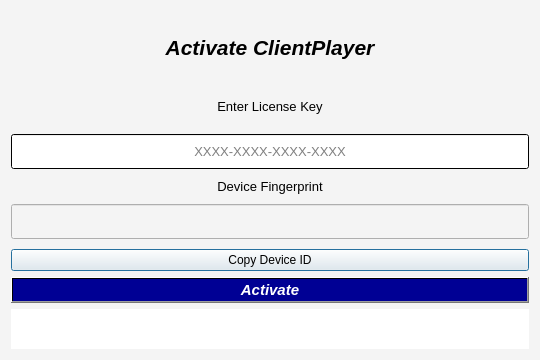
Before: the Qt Designer form Core/License/UI/ActivationWindow.ui in EsslamEssam/SSC_Player, drawn with Qt 5.
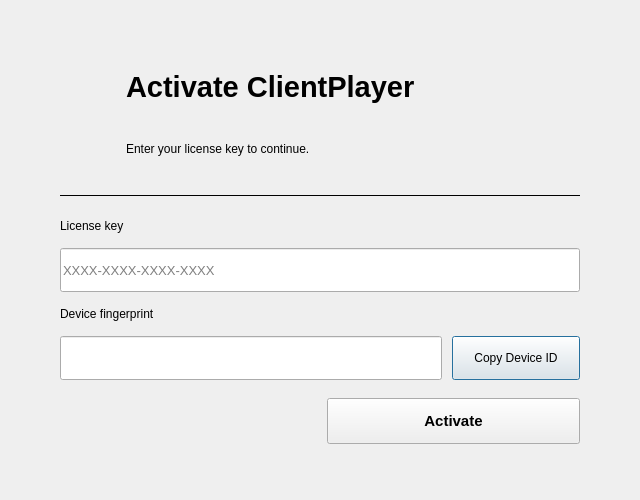
After: the same form once the commit is applied.

Commit message: redesign active client player

```diff
--- a/Core/License/UI/ActivationWindow.ui
+++ b/Core/License/UI/ActivationWindow.ui
@@ -2,42 +2,144 @@
 <ui version="4.0">
  <class>ActivationWindow</class>
  <widget class="QDialog" name="ActivationWindow">
-  <property name="enabled">
-   <bool>true</bool>
-  </property>
   <property name="geometry">
    <rect>
     <x>0</x>
     <y>0</y>
-    <width>540</width>
-    <height>360</height>
+    <width>640</width>
+    <height>500</height>
    </rect>
   </property>
   <property name="windowTitle">
-   <string>ClientPlayer Activation</string>
-  </property>
-  <property name="autoFillBackground">
-   <bool>false</bool>
-  </property>
-  <property name="styleSheet">
-   <string notr="true">background-color: rgb(244, 244, 244);</string>
+   <string>Activate ClientPlayer</string>
   </property>
   <layout class="QVBoxLayout" name="verticalLayout_2">
+   <property name="leftMargin">
+    <number>28</number>
+   </property>
+   <property name="topMargin">
+    <number>28</number>
+   </property>
+   <property name="rightMargin">
+    <number>28</number>
+   </property>
+   <property name="bottomMargin">
+    <number>28</number>
+   </property>
+   <property name="spacing">
+    <number>0</number>
+   </property>
+   <item>
+    <widget class="QFrame" name="activationCard">
+     <property name="sizePolicy">
+      <sizepolicy hsizetype="Preferred" vsizetype="Preferred">
+       <horstretch>0</horstretch>
+       <verstretch>0</verstretch>
+      </sizepolicy>
+     </property>
+     <property name="frameShape">
+      <enum>QFrame::NoFrame</enum>
+     </property>
+     <property name="frameShadow">
+      <enum>QFrame::Plain</enum>
+     </property>
+     <layout class="QVBoxLayout" name="cardLayout">
+      <property name="leftMargin">
+       <number>32</number>
+      </property>
+      <property name="topMargin">
+       <number>30</number>
+      </property>
+      <property name="rightMargin">
+       <number>32</number>
+      </property>
+      <property name="bottomMargin">
+       <number>28</number>
+      </property>
+      <property name="spacing">
+       <number>18</number>
+      </property>
+      <item>
+       <layout class="QHBoxLayout" name="headerLayout">
+        <property name="spacing">
+         <number>14</number>
+        </property>
+        <item>
+         <widget class="QLabel" name="brandIcon">
+          <property name="minimumSize">
+           <size>
+            <width>52</width>
+            <height>52</height>
+           </size>
+          </property>
+          <property name="maximumSize">
+           <size>
+            <width>52</width>
+            <height>52</height>
+           </size>
+          </property>
+          <property name="text">
+           <string/>
+          </property>
+          <property name="alignment">
+           <set>Qt::AlignmentFlag::AlignCenter</set>
+          </property>
+         </widget>
+        </item>
+        <item>
+         <layout class="QVBoxLayout" name="titleLayout">
+          <property name="spacing">
+           <number>4</number>
+          </property>
    <item>
     <widget class="QLabel" name="label">
      <property name="font">
       <font>
-       <pointsize>16</pointsize>
-       <italic>true</italic>
+              <pointsize>22</pointsize>
        <bold>true</bold>
-       <strikeout>false</strikeout>
       </font>
      </property>
      <property name="text">
       <string>Activate ClientPlayer</string>
      </property>
      <property name="alignment">
-      <set>Qt::AlignmentFlag::AlignCenter</set>
+             <set>Qt::AlignmentFlag::AlignLeft|Qt::AlignmentFlag::AlignVCenter</set>
+            </property>
+           </widget>
+          </item>
+          <item>
+           <widget class="QLabel" name="subtitleLabel">
+            <property name="text">
+             <string>Enter your license key to continue.</string>
+            </property>
+            <property name="alignment">
+             <set>Qt::AlignmentFlag::AlignLeft|Qt::AlignmentFlag::AlignVCenter</set>
+            </property>
+           </widget>
+          </item>
+         </layout>
+        </item>
+       </layout>
+      </item>
+      <item>
+       <widget class="QFrame" name="headerLine">
+        <property name="minimumSize">
+         <size>
+          <width>0</width>
+          <height>1</height>
+         </size>
+        </property>
+        <property name="maximumSize">
+         <size>
+          <width>16777215</width>
+          <height>1</height>
+         </size>
+        </property>
+        <property name="frameShape">
+         <enum>QFrame::HLine</enum>
+        </property>
+        <property name="frameShadow">
+         <enum>QFrame::Plain</enum>
      </property>
     </widget>
    </item>
@@ -51,26 +153,14 @@
        <property name="minimumSize">
         <size>
          <width>0</width>
-         <height>35</height>
-        </size>
-       </property>
-       <property name="font">
-        <font>
-         <pointsize>10</pointsize>
-         <underline>false</underline>
-         <strikeout>false</strikeout>
-         <kerning>true</kerning>
-         <fontweight>DemiBold</fontweight>
-        </font>
-       </property>
-       <property name="styleSheet">
-        <string notr="true">color: rgb(0, 0, 0);</string>
-       </property>
+            <height>24</height>
+           </size>
+          </property>
        <property name="text">
-        <string>Enter License Key</string>
+           <string>License key</string>
        </property>
        <property name="alignment">
-        <set>Qt::AlignmentFlag::AlignCenter</set>
+           <set>Qt::AlignmentFlag::AlignLeft|Qt::AlignmentFlag::AlignVCenter</set>
        </property>
       </widget>
      </item>
@@ -79,7 +169,7 @@
        <property name="minimumSize">
         <size>
          <width>0</width>
-         <height>35</height>
+            <height>44</height>
         </size>
        </property>
        <property name="font">
@@ -87,9 +177,6 @@
          <pointsize>10</pointsize>
         </font>
        </property>
-       <property name="styleSheet">
-        <string notr="true">background-color: qlineargradient(spread:pad, x1:0, y1:0, x2:1, y2:1, stop:0 rgba(255, 255, 255, 255), stop:1 rgba(255, 255, 255, 255));</string>
-       </property>
        <property name="inputMethodHints">
         <set>Qt::InputMethodHint::ImhNone</set>
        </property>
@@ -97,7 +184,7 @@
         <string/>
        </property>
        <property name="alignment">
-        <set>Qt::AlignmentFlag::AlignCenter</set>
+           <set>Qt::AlignmentFlag::AlignLeft|Qt::AlignmentFlag::AlignVCenter</set>
        </property>
        <property name="placeholderText">
         <string notr="true">XXXX-XXXX-XXXX-XXXX</string>
@@ -106,29 +193,31 @@
      </item>
      <item>
       <widget class="QLabel" name="deviceIdTitleLabel">
-       <property name="font">
-        <font>
-         <pointsize>10</pointsize>
-         <fontweight>DemiBold</fontweight>
-        </font>
-       </property>
-       <property name="styleSheet">
-        <string notr="true">color: rgb(0, 0, 0);</string>
+          <property name="minimumSize">
+           <size>
+            <width>0</width>
+            <height>24</height>
+           </size>
        </property>
        <property name="text">
-        <string>Device Fingerprint</string>
+           <string>Device fingerprint</string>
        </property>
        <property name="alignment">
-        <set>Qt::AlignmentFlag::AlignCenter</set>
+           <set>Qt::AlignmentFlag::AlignLeft|Qt::AlignmentFlag::AlignVCenter</set>
        </property>
       </widget>
      </item>
+        <item>
+         <layout class="QHBoxLayout" name="deviceRowLayout">
+          <property name="spacing">
+           <number>10</number>
+          </property>
      <item>
       <widget class="QLineEdit" name="deviceIdEdit">
        <property name="minimumSize">
         <size>
          <width>0</width>
-         <height>35</height>
+              <height>44</height>
         </size>
        </property>
        <property name="readOnly">
@@ -138,6 +227,12 @@
      </item>
      <item>
       <widget class="QPushButton" name="copyDeviceIdButton">
+            <property name="minimumSize">
+             <size>
+              <width>128</width>
+              <height>44</height>
+             </size>
+            </property>
        <property name="text">
         <string>Copy Device ID</string>
        </property>
@@ -145,62 +240,54 @@
      </item>
     </layout>
    </item>
+       </layout>
+      </item>
+      <item>
+       <layout class="QHBoxLayout" name="actionLayout">
+        <property name="spacing">
+         <number>14</number>
+        </property>
+        <item>
+         <widget class="QLabel" name="statusLabel">
+          <property name="minimumSize">
+           <size>
+            <width>0</width>
+            <height>32</height>
+           </size>
+          </property>
+          <property name="text">
+           <string/>
+          </property>
+          <property name="alignment">
+           <set>Qt::AlignmentFlag::AlignLeft|Qt::AlignmentFlag::AlignVCenter</set>
+          </property>
+          <property name="wordWrap">
+           <bool>true</bool>
+          </property>
+         </widget>
+        </item>
    <item>
     <widget class="QPushButton" name="activateButton">
+          <property name="minimumSize">
+           <size>
+            <width>140</width>
+            <height>46</height>
+           </size>
+          </property>
      <property name="font">
       <font>
        <pointsize>11</pointsize>
-       <italic>true</italic>
        <bold>true</bold>
       </font>
      </property>
-     <property name="layoutDirection">
-      <enum>Qt::LayoutDirection::LeftToRight</enum>
-     </property>
-     <property name="styleSheet">
-      <string notr="true">background-color: qlineargradient(spread:pad, x1:1, y1:1, x2:1, y2:1, stop:1 rgba(0, 0, 148, 255));
-color: rgb(255, 255, 255);</string>
-     </property>
      <property name="text">
       <string>Activate</string>
      </property>
-     <property name="iconSize">
-      <size>
-       <width>20</width>
-       <height>20</height>
-      </size>
-     </property>
-    </widget>
-   </item>
-   <item>
-    <widget class="QLabel" name="statusLabel">
-     <property name="maximumSize">
-      <size>
-       <width>16777215</width>
-       <height>40</height>
-      </size>
-     </property>
-     <property name="font">
-      <font>
-       <pointsize>10</pointsize>
-       <bold>true</bold>
-      </font>
-     </property>
-     <property name="styleSheet">
-      <string notr="true">background-color: rgb(255, 255, 255);</string>
-     </property>
-     <property name="text">
-      <string/>
-     </property>
-     <property name="alignment">
-      <set>Qt::AlignmentFlag::AlignCenter</set>
-     </property>
-     <property name="wordWrap">
-      <bool>false</bool>
-     </property>
-     <property name="openExternalLinks">
-      <bool>false</bool>
-     </property>
+         </widget>
+        </item>
+       </layout>
+      </item>
+     </layout>
     </widget>
    </item>
   </layout>
```
Left out of the diff: 2 changed lines with no effect on the pictures. Lines whose indentation alone changed are shown as unchanged. The commit also changes 1 other file.
